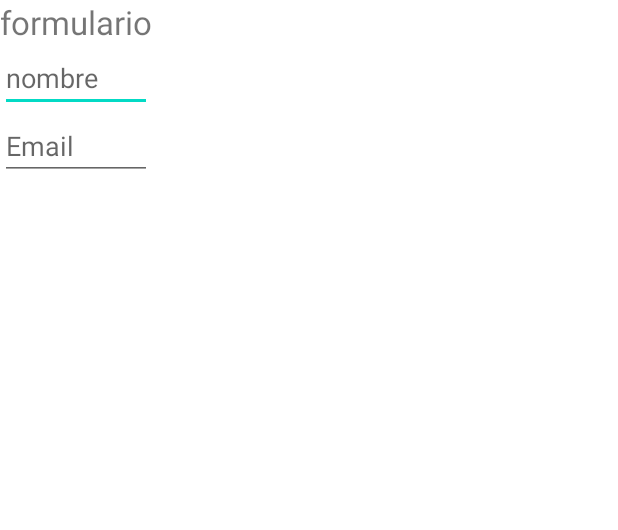
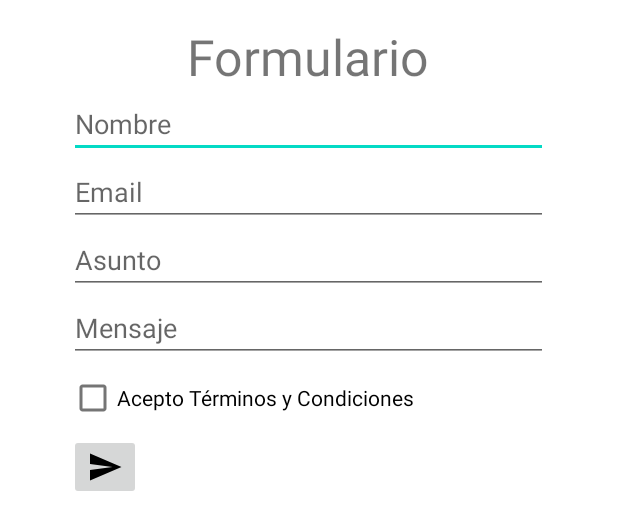
Before and after one commit to dragonblack404/ProyectoAndroid, an Android app: the layout activity_formulario.xml on its own in the app's theme, with its tools: preview values and no code run, on a phone screen of 412 x 824 dp. Shown: the top 530 px of the screen. Run offline under Robolectric (Android 15) with nearby library versions, the phone set to English and light mode, and no system bars.

Commit message:
commit 9
Formulario terminado con fallos, comienzo de lista de compra

```diff
--- /dev/null
+++ b/app/src/main/res/drawable/ic_baseline_arrow_back_24.xml
@@ -0,0 +1,5 @@
+<vector android:autoMirrored="true" android:height="24dp"
+    android:tint="#000000" android:viewportHeight="24"
+    android:viewportWidth="24" android:width="24dp" xmlns:android="http://schemas.android.com/apk/res/android">
+    <path android:fillColor="@android:color/white" android:pathData="M20,11H7.83l5.59,-5.59L12,4l-8,8 8,8 1.41,-1.41L7.83,13H20v-2z"/>
+</vector>
--- /dev/null
+++ b/app/src/main/res/drawable/ic_baseline_send_24.xml
@@ -0,0 +1,5 @@
+<vector android:autoMirrored="true" android:height="24dp"
+    android:tint="#000000" android:viewportHeight="24"
+    android:viewportWidth="24" android:width="24dp" xmlns:android="http://schemas.android.com/apk/res/android">
+    <path android:fillColor="@android:color/white" android:pathData="M2.01,21L23,12 2.01,3 2,10l15,2 -15,2z"/>
+</vector>
--- a/app/src/main/res/layout/activity_formulario.xml
+++ b/app/src/main/res/layout/activity_formulario.xml
@@ -1,40 +1,78 @@
 <?xml version="1.0" encoding="utf-8"?>
-<ScrollView
-    xmlns:android="http://schemas.android.com/apk/res/android"
+
+<RelativeLayout xmlns:android="http://schemas.android.com/apk/res/android"
+    xmlns:app="http://schemas.android.com/apk/res-auto"
+    xmlns:tools="http://schemas.android.com/tools"
     android:id="@+id/ScrollView"
-    android:layout_width="wrap_content"
+    android:layout_width="350dp"
     android:layout_height="wrap_content"
-    android:scrollbars="vertical">
-    <LinearLayout
-        android:layout_width="fill_parent"
-        android:orientation="vertical"
-        android:layout_height="fill_parent">
+    android:layout_gravity="center|top"
+    android:padding="15dp">
 
-        <!--Put form controls here-->
 
     <TextView
         android:id="@+id/TextViewTitle"
         android:layout_width="wrap_content"
         android:layout_height="wrap_content"
-            android:text="formulario"
-            android:textSize="10pt">
+        android:layout_centerHorizontal="true"
+        android:text="@string/formularioMenu"
+        android:textAlignment="center"
+        android:textSize="15pt">
+
     </TextView>
 
     <EditText
         android:id="@+id/EditTextName"
+        android:layout_width="match_parent"
         android:layout_height="wrap_content"
-            android:hint="nombre"
-            android:inputType="textPersonName"
-            android:layout_width="fill_parent">
+        android:layout_below="@+id/TextViewTitle"
+        android:hint="@string/nombreText"
+        android:inputType="textPersonName">
+
     </EditText>
 
     <EditText
         android:id="@+id/EditTextEmail"
+        android:layout_width="match_parent"
         android:layout_height="wrap_content"
-            android:hint="Email"
-            android:inputType="textEmailAddress"
-            android:layout_width="fill_parent">
-        </EditText>
+        android:layout_below="@+id/EditTextName"
+        android:hint="@string/emailText"
+        android:inputType="textEmailAddress"></EditText>
 
-    </LinearLayout>
-</ScrollView>
+    <EditText
+        android:id="@+id/EditTextAsunto"
+        android:layout_width="match_parent"
+        android:layout_height="wrap_content"
+        android:layout_below="@+id/EditTextEmail"
+        android:hint="@string/asuntoText"
+        android:inputType="textEmailAddress"></EditText>
+
+    <EditText
+        android:id="@+id/EditTextMensaje"
+        android:layout_width="match_parent"
+        android:layout_height="wrap_content"
+        android:layout_below="@+id/EditTextAsunto"
+        android:hint="@string/mensajeText"
+        android:imeOptions="flagNoExtractUi"
+        android:inputType="textEmailAddress"></EditText>
+
+    <CheckBox
+        android:id="@+id/checkForm"
+        android:layout_width="wrap_content"
+        android:layout_height="wrap_content"
+        android:layout_below="@id/EditTextMensaje"
+        android:text="@string/terminosText">
+
+    </CheckBox>
+
+    <ImageButton
+        android:id="@+id/enviarButton"
+        android:layout_width="wrap_content"
+        android:layout_height="wrap_content"
+        android:layout_below="@+id/checkForm"
+        android:src="@drawable/ic_baseline_send_24">
+
+    </ImageButton>
+
+
+</RelativeLayout>
--- a/app/src/main/res/values/strings.xml
+++ b/app/src/main/res/values/strings.xml
@@ -29,12 +29,21 @@
     <string name="listaMenu">Lista de compra</string>
     <string name="inicioMenu">Inicio</string>
     <string name="acercaDeMenu">Acerca de</string>
+    <string name="titleCat">Categorias de Juegos</string>
+    <string name="atrasText">Atras</string>
 
     <!-- Strings varios -->
     <string name="textInitUp">Bienvenido a ES Application ^_^ </string>
     <string name="textInitDown">No dude en contactar con nosotros con sugerencias o errores, estaremos encantados de atender a vuestras peticiones</string>
-    <string name="titleCat">Categorias de Juegos</string>
-    <string name="atrasText">Atras</string>
+
+    <!-- String formulario -->
+    <string name="formularioText">Formulario</string>
+    <string name="nombreText">Nombre</string>
+    <string name="emailText">Email</string>
+    <string name="asuntoText">Asunto</string>
+    <string name="mensajeText">Mensaje</string>
+    <string name="terminosText">Acepto Términos y Condiciones</string>
+
 
 
 </resources>
```
Also changed, not shown: app/src/main/java/com/example/projectprimtrim/FormularioActivity.java (+51 -2 lines), app/src/main/java/com/example/projectprimtrim/PopUp.java (+19 -2 lines), app/src/main/res/layout/descripcion_detallada.xml (+16 -6 lines). Lines whose indentation alone changed are shown as unchanged.
